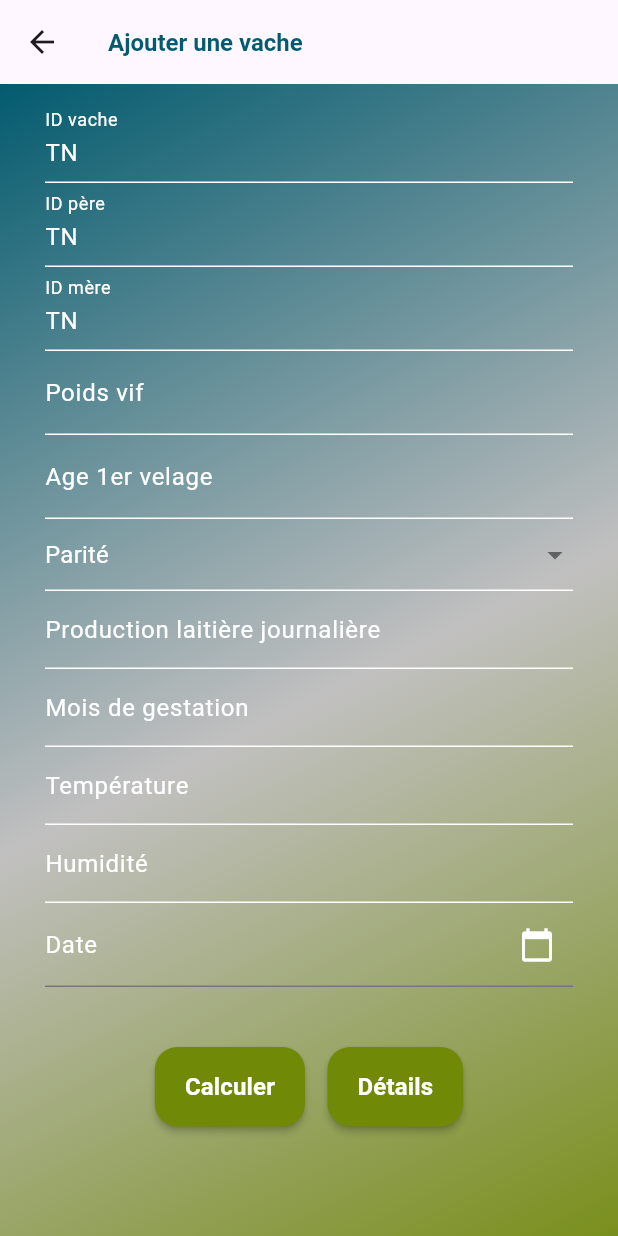
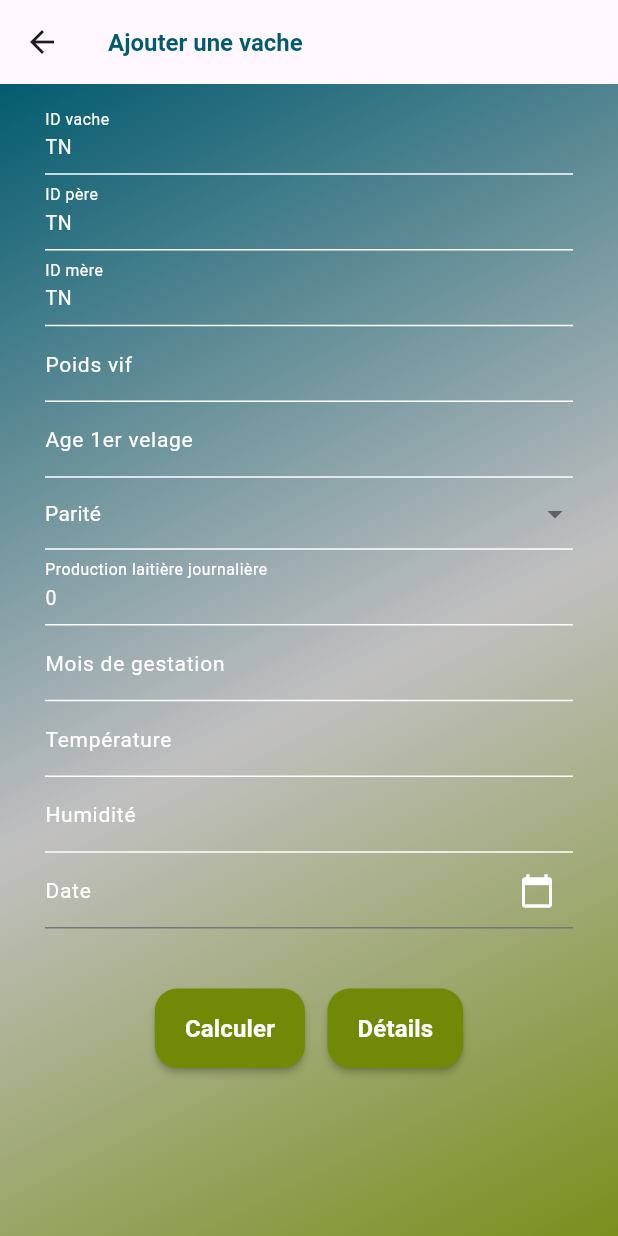
Before and after one commit to wiem-23/Bagraty-Application, a Flutter app: the Ajoutvache screen opened directly, after a tap on "Calculer", on a phone screen of 412 x 824 dp. Run offline on Flutter 3.47's test engine with Material 3 defaults, Android fonts, the phone set to English and light mode, and no system bars; our stand-ins replace flip_card, sqflite, sqflite_common_ffi; accounts and stored records are empty.

Commit message:
version arabe + version française

```diff
--- a/lib/Bagraty/AjoutVache.dart
+++ b/lib/Bagraty/AjoutVache.dart
@@ -59,7 +59,6 @@ class AjoutvacheState extends State<Ajoutvache> {
     id_p.text = "TN";
     id_m.text = "TN";
   }
-
 
   DateTime? pickedDate = DateTime.now();
   Future<void> _selectDate(BuildContext context) async {
@@ -141,7 +140,10 @@ class AjoutvacheState extends State<Ajoutvache> {
                 cursorColor: const Color.fromARGB(255, 255, 255, 255),
                 controller: id_v,
                 // ignore: prefer_const_constructors
-                style: TextStyle(color: Color.fromARGB(255, 255, 255, 255)),
+                style: TextStyle(
+                  color: Color.fromARGB(255, 255, 255, 255),
+                  fontSize: 13,
+                ),
 
                 decoration: const InputDecoration(
                   hintStyle: TextStyle(
@@ -150,6 +152,7 @@ class AjoutvacheState extends State<Ajoutvache> {
                       fontWeight: FontWeight.normal),
                   labelText: 'ID vache',
                   labelStyle: TextStyle(
+                    fontSize: 14,
                     color: Color.fromARGB(255, 255, 255, 255),
                   ),
                   enabledBorder: UnderlineInputBorder(
@@ -162,7 +165,10 @@ class AjoutvacheState extends State<Ajoutvache> {
                 cursorColor: const Color.fromARGB(255, 255, 255, 255),
                 controller: id_p,
                 // ignore: prefer_const_constructors
-                style: TextStyle(color: Color.fromARGB(255, 255, 255, 255)),
+                style: TextStyle(
+                  color: Color.fromARGB(255, 255, 255, 255),
+                  fontSize: 13,
+                ),
 
                 decoration: const InputDecoration(
                   hintStyle: TextStyle(
@@ -171,6 +177,7 @@ class AjoutvacheState extends State<Ajoutvache> {
                       fontWeight: FontWeight.normal),
                   labelText: 'ID père',
                   labelStyle: TextStyle(
+                    fontSize: 14,
                     color: Color.fromARGB(255, 255, 255, 255),
                   ),
                   enabledBorder: UnderlineInputBorder(
@@ -183,7 +190,10 @@ class AjoutvacheState extends State<Ajoutvache> {
                 cursorColor: const Color.fromARGB(255, 255, 255, 255),
                 controller: id_m,
                 // ignore: prefer_const_constructors
-                style: TextStyle(color: Color.fromARGB(255, 255, 255, 255)),
+                style: TextStyle(
+                  color: Color.fromARGB(255, 255, 255, 255),
+                  fontSize: 13,
+                ),
 
                 decoration: const InputDecoration(
                   hintStyle: TextStyle(
@@ -192,6 +202,7 @@ class AjoutvacheState extends State<Ajoutvache> {
                       fontWeight: FontWeight.normal),
                   labelText: 'ID mère',
                   labelStyle: TextStyle(
+                    fontSize: 14,
                     color: Color.fromARGB(255, 255, 255, 255),
                   ),
                   enabledBorder: UnderlineInputBorder(
@@ -210,7 +221,10 @@ class AjoutvacheState extends State<Ajoutvache> {
                 cursorColor: const Color.fromARGB(255, 255, 255, 255),
                 controller: poids_v,
                 // ignore: prefer_const_constructors
-                style: TextStyle(color: Color.fromARGB(255, 255, 255, 255)),
+                style: TextStyle(
+                  color: Color.fromARGB(255, 255, 255, 255),
+                  fontSize: 13,
+                ),
 
                 decoration: const InputDecoration(
                   hintStyle: TextStyle(
@@ -219,6 +233,7 @@ class AjoutvacheState extends State<Ajoutvache> {
                       fontWeight: FontWeight.normal),
                   labelText: 'Poids vif',
                   labelStyle: TextStyle(
+                    fontSize: 14,
                     color: Color.fromARGB(255, 255, 255, 255),
                   ),
                   enabledBorder: UnderlineInputBorder(
@@ -229,14 +244,18 @@ class AjoutvacheState extends State<Ajoutvache> {
               ),
               TextFormField(
                 inputFormatters: [
-                  FilteringTextInputFormatter.allow(RegExp(
-                      r'^(100|[1-9]([0-9])?)$')), // Nombre entre 1 et 100
+                  FilteringTextInputFormatter.allow(
+                    RegExp(r'^(100|[0-9]|[1-9][0-9])$'),
+                  ) // Nombre entre 0 et 100
                 ],
                 keyboardType: TextInputType.number,
                 cursorColor: const Color.fromARGB(255, 255, 255, 255),
                 controller: age,
                 // ignore: prefer_const_constructors
-                style: TextStyle(color: Color.fromARGB(255, 255, 255, 255)),
+                style: TextStyle(
+                  color: Color.fromARGB(255, 255, 255, 255),
+                  fontSize: 13,
+                ),
 
                 decoration: const InputDecoration(
                   hintStyle: TextStyle(
@@ -245,6 +264,7 @@ class AjoutvacheState extends State<Ajoutvache> {
                       fontWeight: FontWeight.normal),
                   labelText: 'Age 1er velage',
                   labelStyle: TextStyle(
+                    fontSize: 14,
                     color: Color.fromARGB(255, 255, 255, 255),
                   ),
                   enabledBorder: UnderlineInputBorder(
@@ -265,6 +285,7 @@ class AjoutvacheState extends State<Ajoutvache> {
                 elevation: 100,
                 hint: const Text('Parité',
                     style: TextStyle(
+                        fontSize: 14,
                         color: Color.fromARGB(255, 255, 255, 255),
                         fontWeight: FontWeight.normal)),
                 value: _selectedOption,
@@ -285,7 +306,8 @@ class AjoutvacheState extends State<Ajoutvache> {
                     value: value,
                     child: Text(
                       value,
-                      style: const TextStyle(color: Color(0XFF035B6F)),
+                      style: const TextStyle(
+                          fontSize: 14, color: Color(0XFF035B6F)),
                     ),
                   );
                 }).toList(),
@@ -297,7 +319,8 @@ class AjoutvacheState extends State<Ajoutvache> {
                 enabled: !tarie,
                 inputFormatters: [
                   FilteringTextInputFormatter.allow(
-                      RegExp(r'^(40|[1-4]([0-9])?)$')), // Nombre entre 1 et 40
+                    RegExp(r'^([0-9]|[1-3][0-9]|40)$'),
+                  ) // Nombre entre 1 et 40
                 ],
                 keyboardType: TextInputType.number,
                 cursorColor: const Color.fromARGB(255, 255, 255, 255),
@@ -314,6 +337,7 @@ class AjoutvacheState extends State<Ajoutvache> {
                       fontWeight: FontWeight.normal),
                   labelText: 'Production laitière journalière',
                   labelStyle: TextStyle(
+                    fontSize: 14,
                     color: Color.fromARGB(255, 255, 255, 255),
                   ),
                   enabledBorder: UnderlineInputBorder(
@@ -341,6 +365,7 @@ class AjoutvacheState extends State<Ajoutvache> {
                       fontWeight: FontWeight.normal),
                   labelText: 'Mois de gestation',
                   labelStyle: TextStyle(
+                    fontSize: 14,
                     color: Color.fromARGB(255, 255, 255, 255),
                   ),
                   enabledBorder: UnderlineInputBorder(
@@ -364,6 +389,7 @@ class AjoutvacheState extends State<Ajoutvache> {
                       fontWeight: FontWeight.normal),
                   labelText: 'Température ',
                   labelStyle: TextStyle(
+                    fontSize: 14,
                     color: Color.fromARGB(255, 255, 255, 255),
                   ),
                   enabledBorder: UnderlineInputBorder(
@@ -391,6 +417,7 @@ class AjoutvacheState extends State<Ajoutvache> {
                   hoverColor: Colors.white,
                   labelText: 'Humidité',
                   labelStyle: TextStyle(
+                    fontSize: 14,
                     color: Color.fromARGB(255, 255, 255, 255),
                   ),
                   enabledBorder: UnderlineInputBorder(
@@ -400,6 +427,9 @@ class AjoutvacheState extends State<Ajoutvache> {
                 ),
               ),
               TextField(
+                  style: TextStyle(
+                    fontSize: 13,
+                  ),
                   controller: _dateController,
                   readOnly: true, // Rendre le champ en lecture seule
                   decoration: InputDecoration(
@@ -409,11 +439,12 @@ class AjoutvacheState extends State<Ajoutvache> {
                           .toString(),
                       labelStyle: const TextStyle(
                         color: Colors.white,
+                        fontSize: 14,
                       ),
                       //   hintText: pickedDate.toString(),
                       hintStyle: const TextStyle(
                           color: Colors.white,
-                          fontSize: 15,
+                          fontSize: 13,
                           fontWeight: FontWeight.normal),
                       suffixIcon: IconButton(
                           icon: const Icon(Icons.calendar_today),
@@ -443,6 +474,11 @@ class AjoutvacheState extends State<Ajoutvache> {
                             id_m.text == 0 ||
                             id_p.text == 0) {
                           _showAlertDialog(context);
+                        } else if (prod_lait.text.isEmpty) {
+                          prod_lait.text = "0";
+                        } else if (age.text.isEmpty) {
+                          age.text = "0";
+
                         } else if (_selectedOption == "Tarie") {
                           await SQLHelper().insertVacheData(
                               parite: _selectedOption,
--- a/lib/Bagraty/sqlHelper.dart
+++ b/lib/Bagraty/sqlHelper.dart
@@ -9,7 +9,7 @@ class SQLHelper {
   Future<Database> db() async {
     return await openDatabase(
         // join method is used to join the path of the database with the path of the app's document directory.
-        join(await getDatabasesPath(), 'BagratyBd_Bd.db'),
+        join(await getDatabasesPath(), 'Bagraty_Bd_Bd.db'),
         // The version of the database. This is used to manage database schema changes.
         version: 1,
         // onCreate is a callback function that is called ONLY when the database is created for the first time.
@@ -37,7 +37,7 @@ parite TEXT,
 id_m TEXT NOT NULL ,
 id_p  TEXT NOT NULL ,
 poid REAL NOT NULL,
-age INTEGER NOT NULL ,
+age INTEGER ,
 prod_lait INTEGER  ,
 mois_g INTEGER NOT NULL,
 temperature INTEGER,
@@ -289,7 +289,7 @@ quantite REAL
       conflictAlgorithm: ConflictAlgorithm.replace,
     );
 
-    return "added";
+    return "lait $prod_lait";
   }
 
   // Create new item (journal)
@@ -967,7 +967,6 @@ quantite REAL
   }
 }
 
-
 class MyTableWidget extends StatelessWidget {
   int? id_n;
 
```
Also changed, not shown: lib/Bagraty/menu.dart (+11 -3 lines), lib/BagratyArabic/AjoutVacheAR.dart (+36 -17 lines), lib/BagratyArabic/menuAR.dart (+10 -0 lines), lib/Bagraty/Apports.dart (line endings or trailing spaces).
